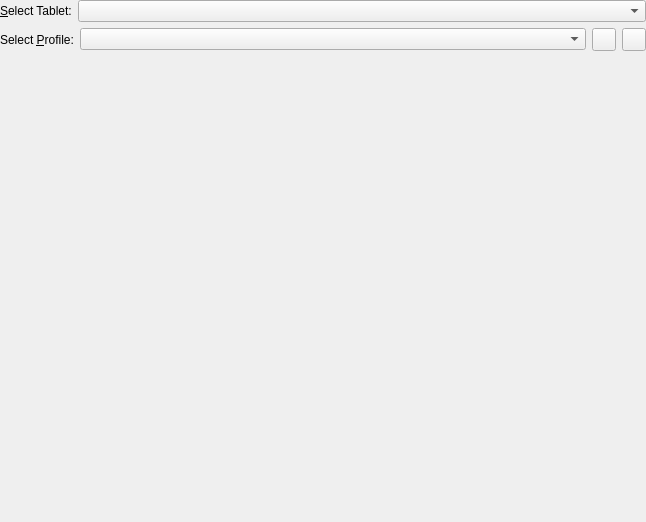
Before: the Qt Designer form src/kcmodule/kcmwacomtabletwidget.ui in KDE/wacomtablet, drawn with Qt 5.
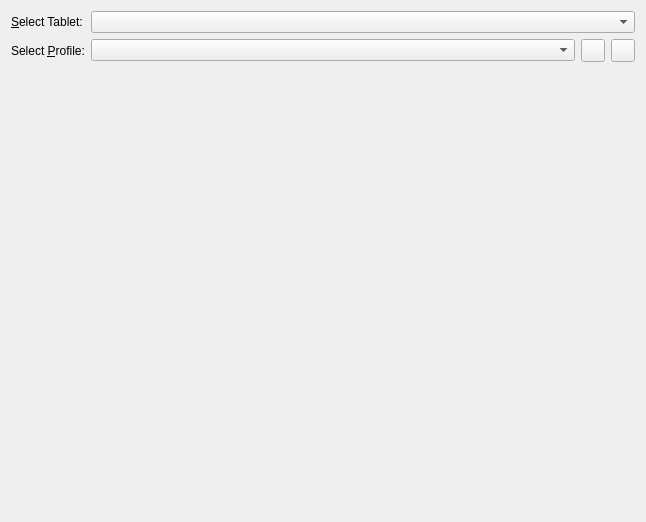
After: the same form once the commit is applied. Custom widgets are drawn as their Qt base class.

```diff
--- a/src/kcmodule/kcmwacomtabletwidget.ui
+++ b/src/kcmodule/kcmwacomtabletwidget.ui
@@ -17,21 +17,9 @@
    <locale language="English" country="UnitedKingdom"/>
   </property>
   <layout class="QVBoxLayout" name="verticalLayout">
-   <property name="leftMargin">
-    <number>0</number>
-   </property>
-   <property name="topMargin">
-    <number>0</number>
-   </property>
-   <property name="rightMargin">
-    <number>0</number>
-   </property>
-   <property name="bottomMargin">
-    <number>0</number>
-   </property>
    <item>
-    <layout class="QHBoxLayout" name="tabletListLayout">
-     <item>
+    <layout class="QFormLayout" name="formLayout">
+     <item row="0" column="0">
       <widget class="QLabel" name="tabletListLabel">
        <property name="text">
         <string>&amp;Select Tablet:</string>
@@ -41,7 +29,7 @@
        </property>
       </widget>
      </item>
-     <item>
+     <item row="0" column="1">
       <widget class="QComboBox" name="tabletListSelector">
        <property name="sizePolicy">
         <sizepolicy hsizetype="Expanding" vsizetype="Fixed">
@@ -51,11 +39,7 @@
        </property>
       </widget>
      </item>
-    </layout>
-   </item>
-   <item>
-    <layout class="QHBoxLayout" name="profileLayout">
-     <item>
+     <item row="1" column="0">
       <widget class="QLabel" name="profileLabel">
        <property name="text">
         <string>Select &amp;Profile:</string>
@@ -65,6 +49,8 @@
        </property>
       </widget>
      </item>
+     <item row="1" column="1">
+      <layout class="QHBoxLayout" name="profileLayout">
      <item>
       <widget class="QComboBox" name="profileSelector">
        <property name="sizePolicy">
@@ -100,6 +86,8 @@
         <string notr="true">edit-delete-page</string>
        </property>
       </widget>
+       </item>
+      </layout>
      </item>
     </layout>
    </item>
```
Lines whose indentation alone changed are shown as unchanged.
